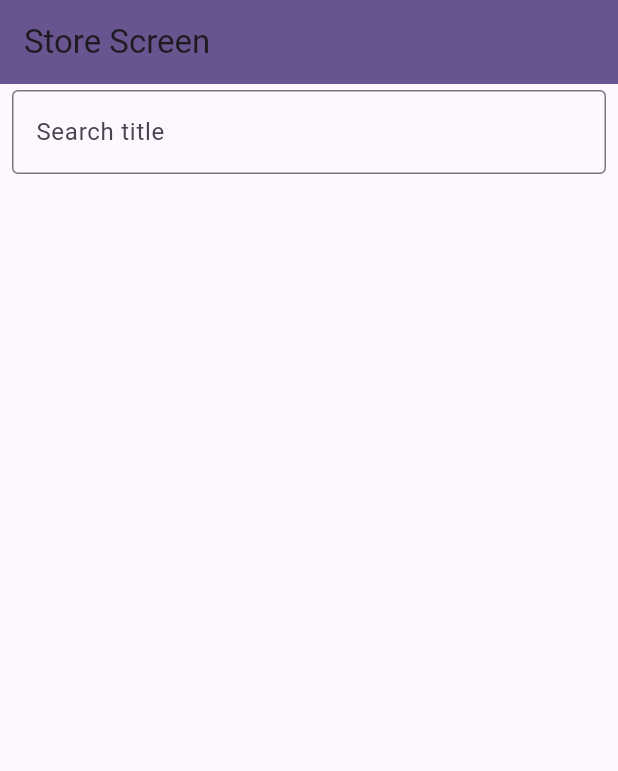
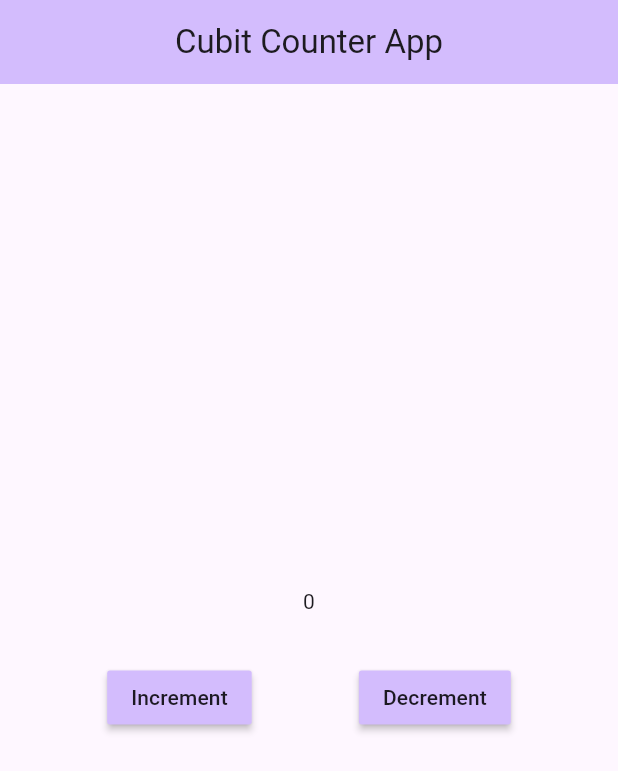
Before and after one commit to IamShahabAlam/BLoCking_BLoC, a Flutter app: the screen it shows after launch, on a phone screen of 412 x 824 dp. Shown: the top 771 px of the screen. Run offline on Flutter 3.47's test engine with Material 3 defaults, Android fonts, the phone set to English and light mode, and no system bars; our stand-ins replace bloc, equatable, flutter_bloc, image_picker.

Commit message:
Cubit structure inserted

```diff
--- a/lib/main.dart
+++ b/lib/main.dart
@@ -4,8 +4,7 @@ import 'package:bloc_app/bloc/image_picker/image_picker_bloc.dart';
 import 'package:bloc_app/bloc/store/store_bloc.dart';
 import 'package:bloc_app/bloc/switch/switch_bloc.dart';
 import 'package:bloc_app/bloc/todo_list/todo_list_bloc.dart';
-import 'package:bloc_app/presentation/favorite/favorite_screen.dart';
-import 'package:bloc_app/presentation/store/store_screen.dart';
+import 'package:bloc_app/presentation/cubit/counter/counter_view.dart';
 // import 'package:bloc_app/presentation/image_picker/image_picker_screen.dart';
 // import 'package:bloc_app/presentation/switch/switch_screen.dart';
 // import 'package:bloc_app/presentation/todo_list/todo_list_screen.dart';
@@ -24,33 +23,36 @@ class MyApp extends StatelessWidget {
   // This widget is the root of your application.
   @override
   Widget build(BuildContext context) {
-    return MultiBlocProvider(
-      providers: [
-        BlocProvider(create: (_) => CounterBloc()),
-        BlocProvider(create: (_) => SwitchBloc()),
-        BlocProvider(
-          create: (_) => ImagePickerBloc(ImagePickerUtils()),
-        ),
-        BlocProvider(create: (_) => ToDoBloc()),
-        BlocProvider(
-          create: (_) => FavoriteBloc(),
-        ),
-        BlocProvider(create: (_) => StoreBloc()),
-      ],
-      child: MaterialApp(
+    return
+        // MultiBlocProvider(
+        //   providers: [
+        //     BlocProvider(create: (_) => CounterBloc()),
+        //     BlocProvider(create: (_) => SwitchBloc()),
+        //     BlocProvider(
+        //       create: (_) => ImagePickerBloc(ImagePickerUtils()),
+        //     ),
+        //     BlocProvider(create: (_) => ToDoBloc()),
+        //     BlocProvider(
+        //       create: (_) => FavoriteBloc(),
+        //     ),
+        //     BlocProvider(create: (_) => StoreBloc()),
+        //   ],
+        //   child:
+        MaterialApp(
             title: 'Flutter Demo',
             theme: ThemeData(
               colorScheme: ColorScheme.fromSeed(seedColor: Colors.deepPurple),
               useMaterial3: true,
             ),
-          home: const StoreScreen()
+            home: const CounterView()
+            // StoreScreen()
             // FavoriteScreen()
             // ToDoListScreen()
             // ImagePickerScreen()
             // SwitchScreen()
             // CounterScreen(),
             // const EquatablePage(title: 'EQUATABLE'),
-          ),
             );
+    // );
   }
 }
--- /dev/null
+++ b/lib/presentation/cubit/counter/counter_view.dart
@@ -0,0 +1,56 @@
+import 'package:bloc_app/cubit/counter/counter_cubit.dart';
+import 'package:flutter/material.dart';
+import 'package:flutter_bloc/flutter_bloc.dart';
+
+class CounterView extends StatefulWidget {
+  const CounterView({super.key});
+
+  @override
+  State<CounterView> createState() => _CounterViewState();
+}
+
+class _CounterViewState extends State<CounterView> {
+  final counterCubit = CounterCubit();
+  @override
+  Widget build(BuildContext context) {
+    var theme = Theme.of(context).colorScheme;
+    return Scaffold(
+      appBar: AppBar(
+        backgroundColor: theme.inversePrimary,
+        centerTitle: true,
+        title: const Text("Cubit Counter App"),
+      ),
+      body: Column(
+        mainAxisAlignment: MainAxisAlignment.center,
+        crossAxisAlignment: CrossAxisAlignment.center,
+        children: [
+          BlocBuilder<CounterCubit, int>(
+              bloc: counterCubit,
+              builder: (_, state) {
+                return Text(state.toString());
+              }),
+          const SizedBox(height: 30),
+          Row(
+            mainAxisAlignment: MainAxisAlignment.spaceEvenly,
+            children: [
+              MaterialButton(
+                onPressed: () {
+                  counterCubit.increment();
+                },
+                color: theme.inversePrimary,
+                child: const Text('Increment'),
+              ),
+              MaterialButton(
+                onPressed: () {
+                  counterCubit.decrement();
+                },
+                color: theme.inversePrimary,
+                child: const Text("Decrement"),
+              ),
+            ],
+          )
+        ],
+      ),
+    );
+  }
+}
```
Also changed, not shown: lib/presentation/bloc/counter/counter_screen.dart (renamed from lib/presentation/counter/counter_screen.dart), lib/presentation/bloc/favorite/favorite_screen.dart (renamed from lib/presentation/favorite/favorite_screen.dart), lib/presentation/bloc/image_picker/image_picker_screen.dart (renamed from lib/presentation/image_picker/image_picker_screen.dart), lib/presentation/bloc/store/store_screen.dart (renamed from lib/presentation/store/store_screen.dart), lib/presentation/bloc/switch/switch_screen.dart (renamed from lib/presentation/switch/switch_screen.dart), lib/presentation/bloc/todo_list/todo_list_screen.dart (renamed from lib/presentation/todo_list/todo_list_screen.dart). Lines whose indentation alone changed are shown as unchanged.
